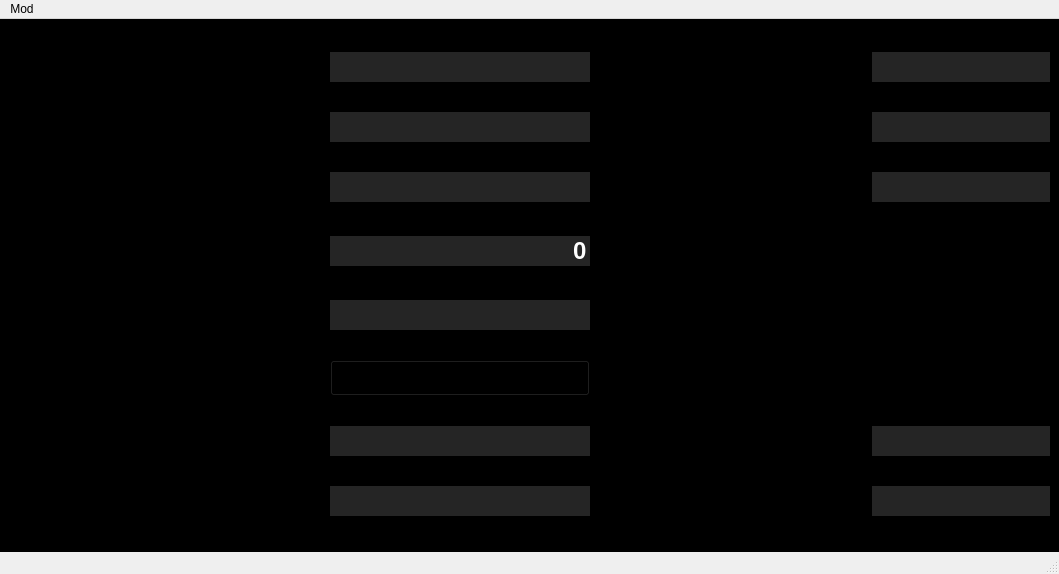
Above: src/calc_qt/deposit.ui from kolesnikoff17/s21_calc before the change. Below: the same form after it.
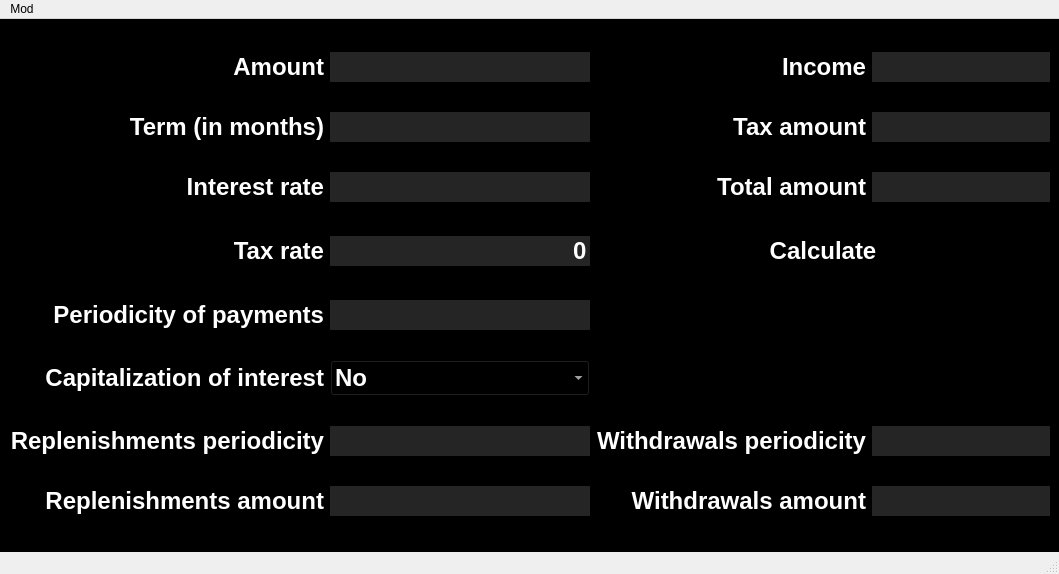
That is the form after the change.

Diff of the .ui file:
```diff
--- a/src/calc_qt/deposit.ui
+++ b/src/calc_qt/deposit.ui
@@ -53,6 +53,11 @@
         <bold>true</bold>
        </font>
       </property>
+      <property name="styleSheet">
+       <string notr="true">QLabel {
+	color: white;
+}</string>
+      </property>
       <property name="text">
        <string>Income</string>
       </property>
@@ -70,6 +75,11 @@
         <bold>true</bold>
        </font>
       </property>
+      <property name="styleSheet">
+       <string notr="true">QLabel {
+	color: white;
+}</string>
+      </property>
       <property name="text">
        <string>Tax rate</string>
       </property>
@@ -111,6 +121,11 @@
         <bold>true</bold>
        </font>
       </property>
+      <property name="styleSheet">
+       <string notr="true">QLabel {
+	color: white;
+}</string>
+      </property>
       <property name="text">
        <string>Withdrawals amount</string>
       </property>
@@ -176,6 +191,11 @@
         <bold>true</bold>
        </font>
       </property>
+      <property name="styleSheet">
+       <string notr="true">QLabel {
+	color: white;
+}</string>
+      </property>
       <property name="text">
        <string>Capitalization of interest</string>
       </property>
@@ -193,6 +213,11 @@
         <bold>true</bold>
        </font>
       </property>
+      <property name="styleSheet">
+       <string notr="true">QLabel {
+	color: white;
+}</string>
+      </property>
       <property name="text">
        <string>Replenishments amount</string>
       </property>
@@ -210,6 +235,11 @@
         <bold>true</bold>
        </font>
       </property>
+      <property name="styleSheet">
+       <string notr="true">QLabel {
+	color: white;
+}</string>
+      </property>
       <property name="text">
        <string>Total amount</string>
       </property>
@@ -227,6 +257,11 @@
         <bold>true</bold>
        </font>
       </property>
+      <property name="styleSheet">
+       <string notr="true">QLabel {
+	color: white;
+}</string>
+      </property>
       <property name="text">
        <string>Withdrawals periodicity</string>
       </property>
@@ -244,6 +279,11 @@
         <bold>true</bold>
        </font>
       </property>
+      <property name="styleSheet">
+       <string notr="true">QLabel {
+	color: white;
+}</string>
+      </property>
       <property name="text">
        <string>Interest rate</string>
       </property>
@@ -285,6 +325,11 @@
         <bold>true</bold>
        </font>
       </property>
+      <property name="styleSheet">
+       <string notr="true">QLabel {
+	color: white;
+}</string>
+      </property>
       <property name="text">
        <string>Amount</string>
       </property>
@@ -302,6 +347,11 @@
         <bold>true</bold>
        </font>
       </property>
+      <property name="styleSheet">
+       <string notr="true">QLabel {
+	color: white;
+}</string>
+      </property>
       <property name="text">
        <string>Term (in months)</string>
       </property>
@@ -319,6 +369,11 @@
         <bold>true</bold>
        </font>
       </property>
+      <property name="styleSheet">
+       <string notr="true">QLabel {
+	color: white;
+}</string>
+      </property>
       <property name="text">
        <string>Replenishments periodicity</string>
       </property>
@@ -369,6 +424,7 @@
       <property name="styleSheet">
        <string notr="true">QComboBox {
 	background-color: black;
+	color: white;
 }</string>
       </property>
       <item>
@@ -437,6 +493,11 @@
         <bold>true</bold>
        </font>
       </property>
+      <property name="styleSheet">
+       <string notr="true">QLabel {
+	color: white;
+}</string>
+      </property>
       <property name="text">
        <string>Tax amount</string>
       </property>
@@ -558,12 +619,14 @@
 	background-color: black;
 	border: 1px #ffffff;
 	padding: 5px;
+	color: white;
 }
 
 QPushButton: pressed {
 	background-color: #808080;
 	border: 1px #ffffff;
 	padding: 5px;
+	color: white;
 }</string>
       </property>
       <property name="text">
@@ -580,6 +643,11 @@
         <bold>true</bold>
        </font>
       </property>
+      <property name="styleSheet">
+       <string notr="true">QLabel {
+	color: white;
+}</string>
+      </property>
       <property name="text">
        <string>Periodicity of payments</string>
       </property>
```
